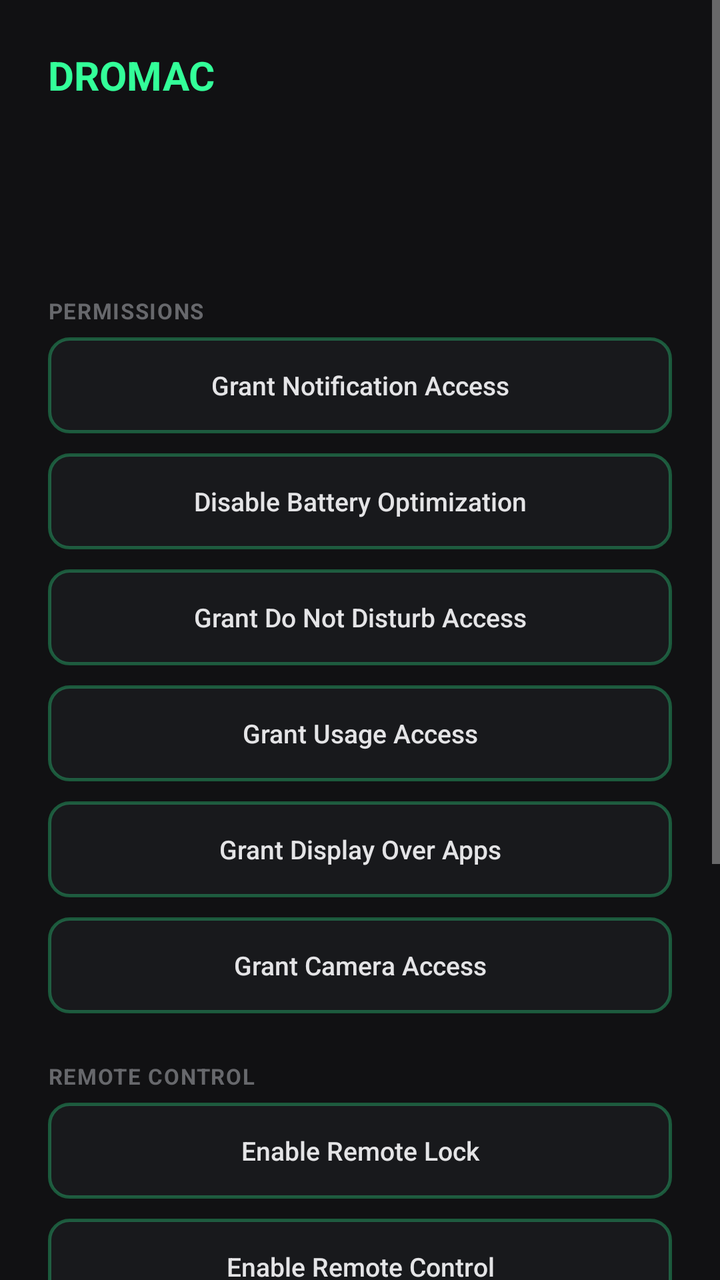
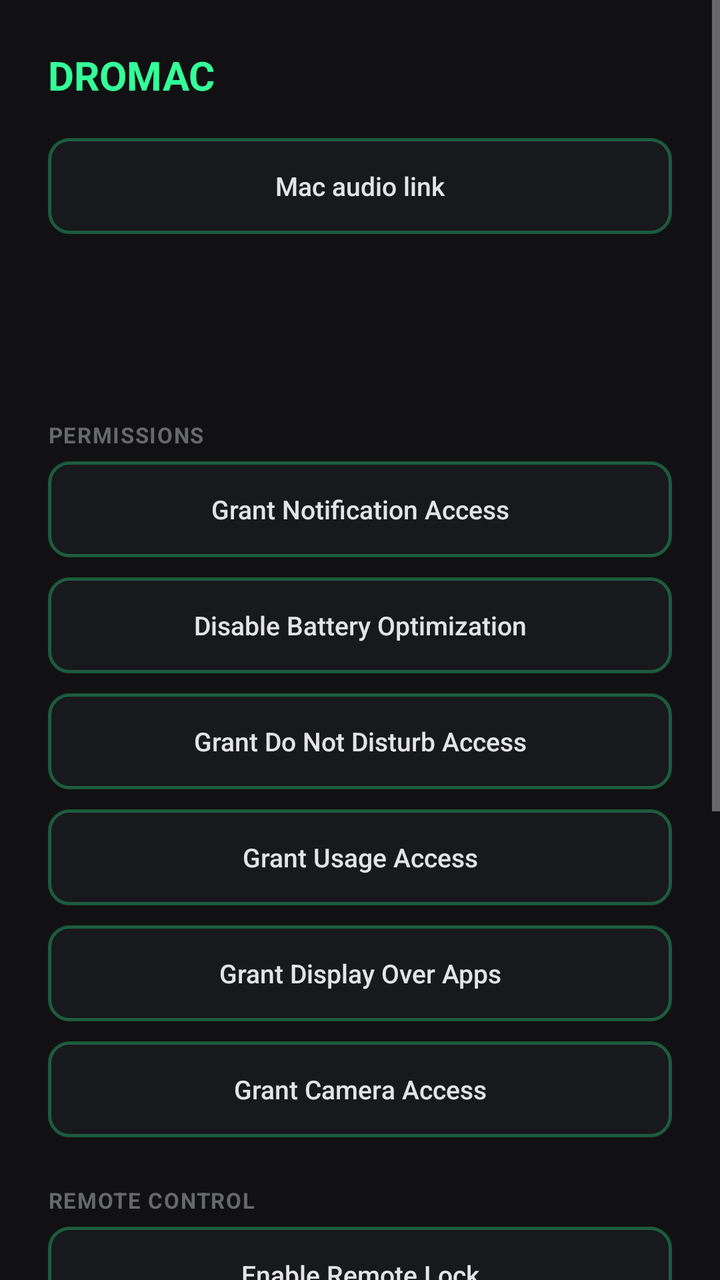

Two renders of the same Android screen: before a commit and after it. Below are the layout's source before the change and the commit's diff.
<!-- AndroidManifest.xml: activity theme android:Theme.Material.NoActionBar -->
<!-- res/layout/activity_main.xml -->
<?xml version="1.0" encoding="utf-8"?>
<ScrollView xmlns:android="http://schemas.android.com/apk/res/android"
    android:layout_width="match_parent"
    android:layout_height="match_parent"
    android:background="@color/bg">
<LinearLayout
    android:layout_width="match_parent"
    android:layout_height="wrap_content"
    android:orientation="vertical"
    android:padding="24dp">

    <TextView
        android:id="@+id/brandText"
        android:text="DROMAC"
        android:textColor="@color/accent"
        android:textSize="20sp"
        android:textStyle="bold"
        android:layout_width="wrap_content"
        android:layout_height="wrap_content"
        android:layout_marginBottom="18dp" />

    <TextView
        android:id="@+id/ipText"
        android:layout_width="match_parent"
        android:layout_height="wrap_content"
        android:textColor="@color/fg_dim"
        android:textSize="12sp"
        android:layout_marginBottom="12dp" />

    <LinearLayout
        android:id="@+id/statusContainer"
        android:layout_width="match_parent"
        android:layout_height="wrap_content"
        android:orientation="vertical"
        android:layout_marginBottom="16dp" />

    <TextView
        android:id="@+id/bleHint"
        android:layout_width="match_parent"
        android:layout_height="wrap_content"
        android:textColor="@color/fg_dimmer"
        android:textSize="11sp"
        android:lineSpacingExtra="4dp"
        android:layout_marginBottom="6dp" />

    <TextView
        style="@style/DromacSectionLabel"
        android:layout_width="wrap_content"
        android:layout_height="wrap_content"
        android:text="PERMISSIONS" />

    <Button
        android:id="@+id/notifAccessButton"
        style="@style/DromacButton"
        android:layout_width="match_parent"
        android:layout_height="wrap_content"
        android:text="Grant Notification Access" />

    <Button
        android:id="@+id/batteryExemptButton"
        style="@style/DromacButton"
        android:layout_width="match_parent"
        android:layout_height="wrap_content"
        android:text="Disable Battery Optimization" />

    <Button
        android:id="@+id/dndAccessButton"
        style="@style/DromacButton"
        android:layout_width="match_parent"
        android:layout_height="wrap_content"
        android:text="Grant Do Not Disturb Access" />

    <Button
        android:id="@+id/usageAccessButton"
        style="@style/DromacButton"
        android:layout_width="match_parent"
        android:layout_height="wrap_content"
        android:text="Grant Usage Access" />

    <Button
        android:id="@+id/overlayAccessButton"
        style="@style/DromacButton"
        android:layout_width="match_parent"
        android:layout_height="wrap_content"
        android:text="Grant Display Over Apps" />

    <Button
        android:id="@+id/cameraAccessButton"
        style="@style/DromacButton"
        android:layout_width="match_parent"
        android:layout_height="wrap_content"
        android:text="Grant Camera Access" />

    <TextView
        style="@style/DromacSectionLabel"
        android:layout_width="wrap_content"
        android:layout_height="wrap_content"
        android:text="REMOTE CONTROL" />

    <Button
        android:id="@+id/lockAdminButton"
        style="@style/DromacButton"
        android:layout_width="match_parent"
        android:layout_height="wrap_content"
        android:text="Enable Remote Lock" />

    <Button
        android:id="@+id/accessibilityButton"
        style="@style/DromacButton"
        android:layout_width="match_parent"
        android:layout_height="wrap_content"
        android:text="Enable Remote Control" />

    <Button
        android:id="@+id/keyboardButton"
        style="@style/DromacButton"
        android:layout_width="match_parent"
        android:layout_height="wrap_content"
        android:text="Enable Remote Keyboard" />

    <Button
        android:id="@+id/mirrorConsentButton"
        style="@style/DromacButton"
        android:layout_width="match_parent"
        android:layout_height="wrap_content"
        android:text="Start Screen Sharing" />

    <Button
        android:id="@+id/mirrorStopButton"
        style="@style/DromacButton"
        android:layout_width="match_parent"
        android:layout_height="wrap_content"
        android:text="Stop Screen Sharing" />

    <TextView
        style="@style/DromacSectionLabel"
        android:layout_width="wrap_content"
        android:layout_height="wrap_content"
        android:text="CAMERA" />

    <Button
        android:id="@+id/openCameraButton"
        style="@style/DromacButton"
        android:layout_width="match_parent"
        android:layout_height="wrap_content"
        android:layout_marginBottom="0dp"
        android:text="Open Camera" />

</LinearLayout>
</ScrollView>
<!-- resources referenced by this layout -->
<resources>
  <color name="accent">#33ff99</color>
  <color name="bg">#111113</color>
  <color name="fg_dim">#97989c</color>
  <color name="fg_dimmer">#67686c</color>
  <style name="DromacButton" parent="android:Widget.Material.Button">
          <item name="android:background">@drawable/btn_outline</item>
          <item name="android:textColor">@color/fg</item>
          <item name="android:textAllCaps">false</item>
          <item name="android:textSize">13sp</item>
          <item name="android:stateListAnimator">@null</item>
          <item name="android:paddingTop">12dp</item>
          <item name="android:paddingBottom">12dp</item>
          <item name="android:layout_marginBottom">10dp</item>
      </style>
  <style name="DromacSectionLabel">
          <item name="android:textColor">@color/fg_dimmer</item>
          <item name="android:textSize">11sp</item>
          <item name="android:textStyle">bold</item>
          <item name="android:letterSpacing">0.05</item>
          <item name="android:paddingTop">14dp</item>
          <item name="android:paddingBottom">6dp</item>
      </style>
  <!-- drawable btn_outline (drawable) -->
  <?xml version="1.0" encoding="utf-8"?>
  <shape xmlns:android="http://schemas.android.com/apk/res/android">
      <solid android:color="@color/panel" />
      <corners android:radius="10dp" />
      <stroke android:width="1.5dp" android:color="#4d33ff99" />
  </shape>
  <color name="fg">#e4e4e6</color>
  <color name="panel">#18191c</color>
</resources>

<!-- the commit's change to res/layout/activity_main.xml (unified diff, before → after) -->
@@ -18,6 +18,14 @@
         android:layout_width="wrap_content"
         android:layout_height="wrap_content"
         android:layout_marginBottom="18dp" />
+
+    <Button
+        android:id="@+id/audioLinkButton"
+        style="@style/DromacButton"
+        android:layout_width="match_parent"
+        android:layout_height="wrap_content"
+        android:layout_marginBottom="14dp"
+        android:text="Mac audio link" />
 
     <TextView
         android:id="@+id/ipText"
